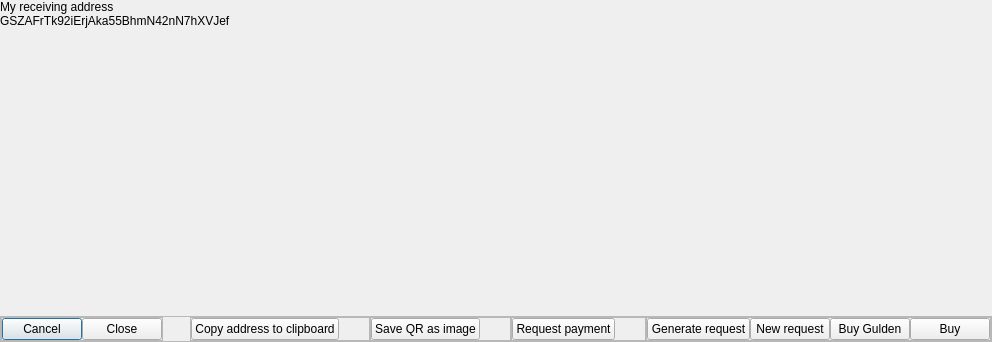
Old version of the form src/qt/_Gulden/forms/receivecoinsdialog.ui in the repository frozenflux3/munt-official.
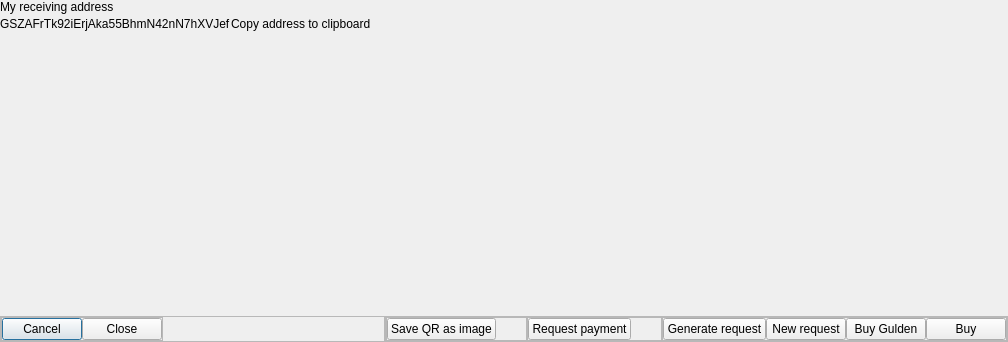
New version of the form. Custom widgets are drawn as their Qt base class.

Commit message: UI: Adjust spacing and move "copy to clipboard" button to a place where it uses up less space.

What changed in the file:
```diff
--- a/src/qt/_Gulden/forms/receivecoinsdialog.ui
+++ b/src/qt/_Gulden/forms/receivecoinsdialog.ui
@@ -6,7 +6,7 @@
    <rect>
     <x>0</x>
     <y>0</y>
-    <width>992</width>
+    <width>1008</width>
     <height>342</height>
    </rect>
   </property>
@@ -60,17 +60,50 @@
             </widget>
            </item>
            <item>
-            <widget class="QLabel" name="accountAddress">
-             <property name="text">
-              <string>GSZAFrTk92iErjAka55BhmN42nN7hXVJef</string>
+            <layout class="QHBoxLayout" name="accountAddressLayout">
+             <property name="spacing">
+              <number>0</number>
              </property>
-             <property name="indent">
+             <property name="bottomMargin">
               <number>0</number>
              </property>
-             <property name="textInteractionFlags">
-              <set>Qt::TextSelectableByMouse</set>
-             </property>
-            </widget>
+             <item>
+              <widget class="QLabel" name="accountAddress">
+               <property name="text">
+                <string>GSZAFrTk92iErjAka55BhmN42nN7hXVJef</string>
+               </property>
+               <property name="indent">
+                <number>0</number>
+               </property>
+               <property name="textInteractionFlags">
+                <set>Qt::TextSelectableByMouse</set>
+               </property>
+              </widget>
+             </item>
+             <item>
+              <widget class="ClickableLabel" name="accountCopyToClipboardButton">
+               <property name="text">
+                <string notr="true">Copy address to clipboard</string>
+               </property>
+               <property name="indent">
+                <number>0</number>
+               </property>
+              </widget>
+             </item>
+             <item>
+              <spacer name="horizontalSpacer">
+               <property name="orientation">
+                <enum>Qt::Horizontal</enum>
+               </property>
+               <property name="sizeHint" stdset="0">
+                <size>
+                 <width>40</width>
+                 <height>20</height>
+                </size>
+               </property>
+              </spacer>
+             </item>
+            </layout>
            </item>
            <item>
             <widget class="ClickableQRImage" name="addressQRImage">
@@ -369,35 +402,15 @@
              <property name="margin">
               <number>0</number>
              </property>
-             <item>
-              <widget class="QPushButton" name="accountCopyToClipboardButton">
-               <property name="sizePolicy">
-                <sizepolicy hsizetype="Minimum" vsizetype="Fixed">
-                 <horstretch>0</horstretch>
-                 <verstretch>0</verstretch>
-                </sizepolicy>
-               </property>
-               <property name="text">
-                <string>Copy address to clipboard</string>
-               </property>
-              </widget>
-             </item>
-             <item>
-              <spacer name="accountCopyToClipboardButtonSpacer">
-               <property name="orientation">
-                <enum>Qt::Horizontal</enum>
-               </property>
-               <property name="sizeType">
-                <enum>QSizePolicy::Maximum</enum>
-               </property>
-               <property name="sizeHint" stdset="0">
-                <size>
-                 <width>30</width>
-                 <height>20</height>
-                </size>
-               </property>
-              </spacer>
-             </item>
+             <property name="topMargin">
+              <number>0</number>
+             </property>
+             <property name="rightMargin">
+              <number>0</number>
+             </property>
+             <property name="bottomMargin">
+              <number>0</number>
+             </property>
             </layout>
            </widget>
           </item>
@@ -598,6 +611,11 @@
    <header>amountfield.h</header>
    <container>1</container>
   </customwidget>
+  <customwidget>
+   <class>ClickableLabel</class>
+   <extends>QLabel</extends>
+   <header location="global">qt/_Gulden/clickablelabel.h</header>
+  </customwidget>
  </customwidgets>
  <resources>
   <include location="../../gulden.qrc"/>
```
Left out of the diff: 112 changed lines with no effect on the pictures. The commit also changes 5 other files.
